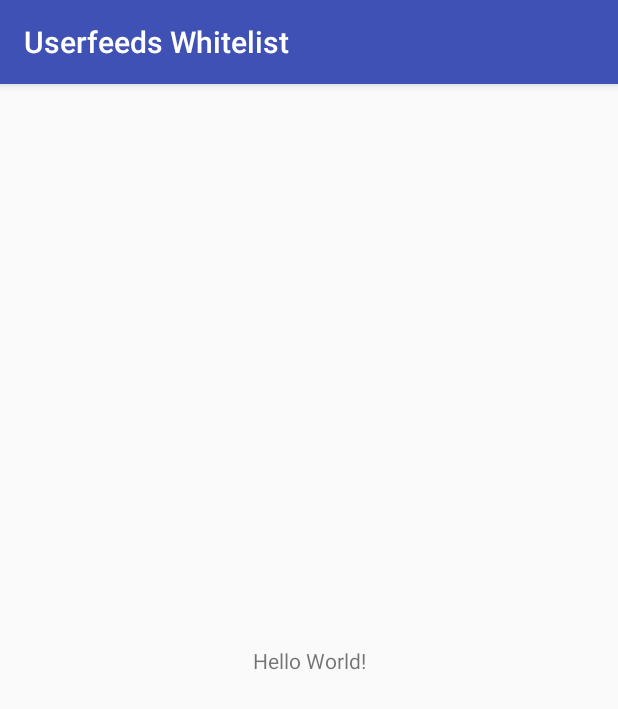
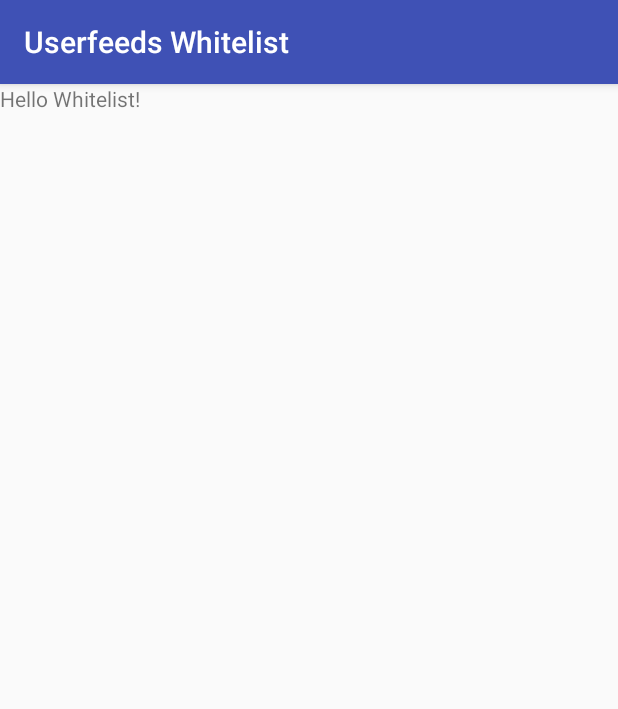
Before and after one commit to CryptoverseCC/android-whitelist-app, an Android app: the screen it shows after launch (MainActivity), on a phone screen of 412 x 824 dp. Shown: the top 709 px of the screen. Run offline under Robolectric (Android 15) with nearby library versions, the phone set to English and light mode, and no system bars.

Commit message:
Remove ConstraintLayout.

```diff
--- a/app/src/main/res/layout/activity_main.xml
+++ b/app/src/main/res/layout/activity_main.xml
@@ -1,19 +1,12 @@
 <?xml version="1.0" encoding="utf-8"?>
-<android.support.constraint.ConstraintLayout
+<FrameLayout
     xmlns:android="http://schemas.android.com/apk/res/android"
-    xmlns:app="http://schemas.android.com/apk/res-auto"
-    xmlns:tools="http://schemas.android.com/tools"
     android:layout_width="match_parent"
-    android:layout_height="match_parent"
-    tools:context="io.userfeeds.whitelist.MainActivity">
+    android:layout_height="match_parent">
 
     <TextView
         android:layout_width="wrap_content"
         android:layout_height="wrap_content"
-        android:text="Hello World!"
-        app:layout_constraintBottom_toBottomOf="parent"
-        app:layout_constraintLeft_toLeftOf="parent"
-        app:layout_constraintRight_toRightOf="parent"
-        app:layout_constraintTop_toTopOf="parent"/>
+        android:text="Hello Whitelist!"/>
 
-</android.support.constraint.ConstraintLayout>
+</FrameLayout>
```
